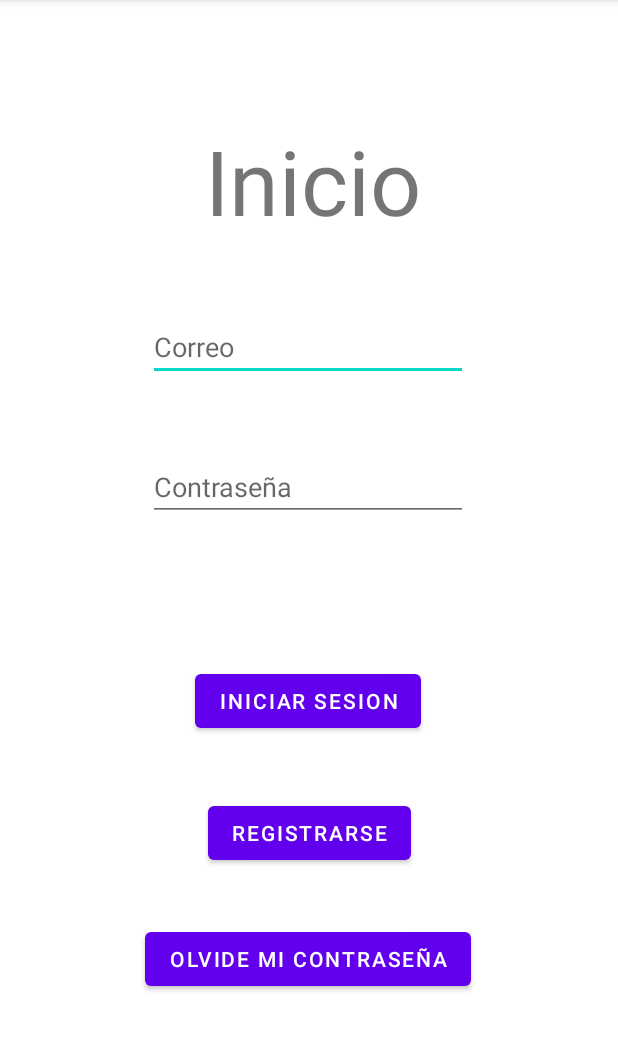
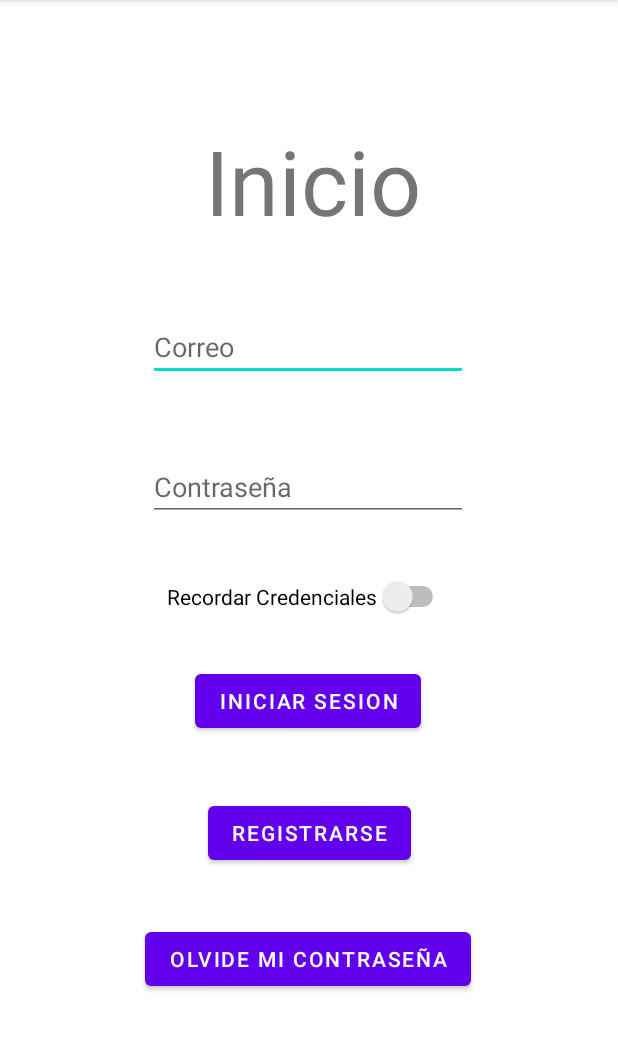
Before and after one commit to VictorG222/Android-UwU-con-Java, an Android app: the screen it shows after launch (Login), after a tap on "INICIAR SESION", on a phone screen of 412 x 824 dp, the part 84-1135 px from its top. Run offline under Robolectric (Android 15) with nearby library versions, the phone set to English and light mode, and no system bars; our stand-ins replace Firebase (no records; nobody signed in at launch, a user with empty details on screens opened directly).

Commit message:
Aprende Java

```diff
--- a/App193/app/src/main/java/com/victor/app193/Authentication/Login.java
+++ b/App193/app/src/main/java/com/victor/app193/Authentication/Login.java
@@ -3,11 +3,14 @@ package com.victor.app193.Authentication;
 import androidx.annotation.NonNull;
 import androidx.appcompat.app.AppCompatActivity;
 
+import android.content.Context;
 import android.content.Intent;
+import android.content.SharedPreferences;
 import android.os.Bundle;
 import android.view.View;
 import android.widget.Button;
 import android.widget.EditText;
+import android.widget.Switch;
 import android.widget.Toast;
 
 import com.google.android.gms.tasks.OnCompleteListener;
@@ -23,6 +26,7 @@ public class Login extends AppCompatActivity {
 
     Button log, register, restorePass;
     EditText textoCorreo, textoPassword;
+    Switch boolPass;
 
     FirebaseAuth mAuth;
 
@@ -31,12 +35,30 @@ public class Login extends AppCompatActivity {
         super.onCreate(savedInstanceState);
         setContentView(R.layout.activity_login);
 
+
+
         log = findViewById(R.id.btnLogin);
         register = findViewById(R.id.btnRegistro);
         restorePass = findViewById(R.id.btnChangePass);
         textoCorreo = findViewById(R.id.LogCorreo);
         textoPassword = findViewById(R.id.LogPass);
+        boolPass = findViewById(R.id.stwRemember);
         mAuth = FirebaseAuth.getInstance();
+
+        SharedPreferences sharedPref = this.getSharedPreferences("userInfo",Context.MODE_PRIVATE);
+
+        Boolean guardarPass = sharedPref.getBoolean("uCheck",false);
+        String uEmail = sharedPref.getString("uEmail",  "");
+        String uPass = sharedPref.getString("uPass",  "");
+
+        if (guardarPass){
+            textoCorreo.setText(uEmail);
+            textoPassword.setText(uPass);
+            boolPass.setChecked(guardarPass);
+        }else{
+            boolPass.setChecked(guardarPass);
+        }
+
 
         log.setOnClickListener(new View.OnClickListener() {
             @Override
@@ -63,6 +85,7 @@ public class Login extends AppCompatActivity {
     private void log() {
         String email = textoCorreo.getText().toString();
         String pass = textoPassword.getText().toString();
+        Boolean guardarPass = boolPass.isChecked();
 
         mAuth.signInWithEmailAndPassword(email, pass)
                 .addOnCompleteListener(this, new OnCompleteListener<AuthResult>() {
@@ -71,10 +94,10 @@ public class Login extends AppCompatActivity {
                         if (task.isSuccessful()) {
                             // Sign in success, update UI with the signed-in user's information
                             FirebaseUser user = mAuth.getCurrentUser();
-                            loginUI(user);
+                            loginUI(user, guardarPass, pass, email);
                         } else {
-                            // If sign in fails, d isplay a message to the user.
-                            loginUI(null);
+                            // If sign in fails, display a message to the user.
+                            loginUI(null, guardarPass, pass, email);
                         }
                     }
                 }).addOnFailureListener(new OnFailureListener() {
@@ -85,8 +108,26 @@ public class Login extends AppCompatActivity {
                 });
     }
 
-    private void loginUI(FirebaseUser user) {
+    private void loginUI(FirebaseUser user, Boolean guardarPass, String pass, String email) {
         if (user != null){
+            if (guardarPass){
+                SharedPreferences sharedPref = this.getSharedPreferences(
+                        "userInfo", Context.MODE_PRIVATE);
+                SharedPreferences.Editor editor = sharedPref.edit();
+                editor.putString("uPass", pass);
+                editor.putString("uEmail", email);
+                editor.putBoolean("uCheck", guardarPass);
+                editor.apply();
+            }else{
+                SharedPreferences sharedPref = this.getSharedPreferences(
+                        "userInfo", Context.MODE_PRIVATE);
+                SharedPreferences.Editor editor = sharedPref.edit();
+                editor.putString("uPass", "");
+                editor.putString("uEmail", "");
+                editor.putBoolean("uCheck", guardarPass);
+                editor.apply();
+            }
+
             goToHome();
         }
     }
--- a/App193/app/src/main/res/layout/activity_login.xml
+++ b/App193/app/src/main/res/layout/activity_login.xml
@@ -76,4 +76,15 @@
         app:layout_constraintStart_toStartOf="parent"
         app:layout_constraintTop_toBottomOf="@+id/LogCorreo" />
 
+    <Switch
+        android:id="@+id/stwRemember"
+        android:layout_width="wrap_content"
+        android:layout_height="wrap_content"
+        android:layout_marginTop="384dp"
+        android:text="Recordar Credenciales"
+        app:layout_constraintEnd_toEndOf="parent"
+        app:layout_constraintHorizontal_bias="0.498"
+        app:layout_constraintStart_toStartOf="parent"
+        app:layout_constraintTop_toTopOf="parent" />
+
 </androidx.constraintlayout.widget.ConstraintLayout>
```
